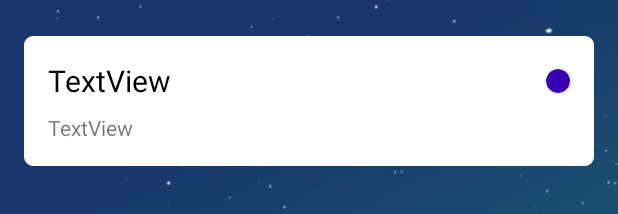
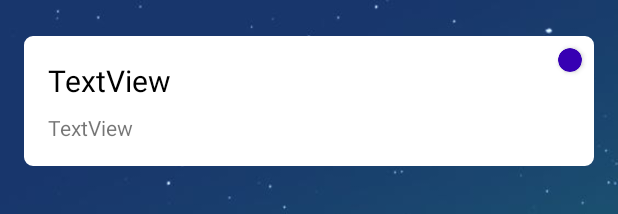
Before and after one commit to MisterEdinson/Reminder, an Android app: the layout fragment_list.xml on its own in the app's theme, with its tools: preview values and no code run, on a phone screen of 412 x 824 dp. Shown: the top 214 px of the screen. Run offline under Robolectric (Android 15) with nearby library versions, the phone set to English and light mode, and no system bars.

Commit message:
correct icon
clear code and correct icons

```diff
--- a/app/src/main/res/drawable/ic_del.xml
+++ b/app/src/main/res/drawable/ic_del.xml
@@ -1,4 +1,4 @@
-<vector android:height="24dp" android:tint="#000000"
+<vector android:height="24dp" android:tint="#FFFFFF"
     android:viewportHeight="24" android:viewportWidth="24"
     android:width="24dp" xmlns:android="http://schemas.android.com/apk/res/android">
     <path android:fillColor="@android:color/white" android:pathData="M6,19c0,1.1 0.9,2 2,2h8c1.1,0 2,-0.9 2,-2V7H6v12zM19,4h-3.5l-1,-1h-5l-1,1H5v2h14V4z"/>
--- /dev/null
+++ b/app/src/main/res/drawable/ic_sort.xml
@@ -0,0 +1,5 @@
+<vector android:height="24dp" android:tint="#FFFFFF"
+    android:viewportHeight="24" android:viewportWidth="24"
+    android:width="24dp" xmlns:android="http://schemas.android.com/apk/res/android">
+    <path android:fillColor="@android:color/white" android:pathData="M17,4l4,4l-4,4V9h-4V7h4V4zM10,7C9.45,7 9,7.45 9,8s0.45,1 1,1s1,-0.45 1,-1S10.55,7 10,7zM6,7C5.45,7 5,7.45 5,8s0.45,1 1,1s1,-0.45 1,-1S6.55,7 6,7zM7,17h4v-2H7v-3l-4,4l4,4V17zM14,17c0.55,0 1,-0.45 1,-1c0,-0.55 -0.45,-1 -1,-1s-1,0.45 -1,1C13,16.55 13.45,17 14,17zM18,17c0.55,0 1,-0.45 1,-1c0,-0.55 -0.45,-1 -1,-1s-1,0.45 -1,1C17,16.55 17.45,17 18,17z"/>
+</vector>
--- a/app/src/main/res/drawable/item_bg_remind.xml
+++ b/app/src/main/res/drawable/item_bg_remind.xml
@@ -2,5 +2,5 @@
 <shape xmlns:android="http://schemas.android.com/apk/res/android">
     <solid android:color="@color/white"/>
     <stroke android:width="1dp" android:color="@color/purple_700"/>
-    <corners android:radius="25dp"/>
+    <corners android:radius="50dp"/>
 </shape>
--- a/app/src/main/res/layout/fragment_list.xml
+++ b/app/src/main/res/layout/fragment_list.xml
@@ -22,6 +22,7 @@
             android:layout_width="0dp"
             android:layout_height="0dp"
             android:paddingTop="8dp"
+            android:paddingEnd="16dp"
             android:clipToPadding="false"
             app:layoutManager="androidx.recyclerview.widget.LinearLayoutManager"
             app:layout_constraintBottom_toBottomOf="parent"
--- a/app/src/main/res/layout/item_remind.xml
+++ b/app/src/main/res/layout/item_remind.xml
@@ -7,7 +7,7 @@
     android:layout_width="match_parent"
     android:layout_height="wrap_content"
     android:layout_marginStart="16dp"
-    android:layout_marginEnd="16dp"
+
     android:layout_marginTop="16dp"
     android:background="@drawable/custom_input"
     android:paddingBottom="16dp">
@@ -16,12 +16,12 @@
         android:id="@+id/colorPriority"
         android:layout_width="16dp"
         android:layout_height="16dp"
-        android:layout_marginEnd="16dp"
+        android:layout_marginTop="8dp"
+        android:layout_marginEnd="8dp"
         app:cardBackgroundColor="@color/purple_700"
         app:cardCornerRadius="8dp"
-        app:layout_constraintBottom_toBottomOf="@+id/tvTitle"
         app:layout_constraintEnd_toEndOf="parent"
-        app:layout_constraintTop_toTopOf="@+id/tvTitle" />
+        app:layout_constraintTop_toTopOf="parent" />
 
     <TextView
         android:id="@+id/tvTitle"
--- a/app/src/main/res/menu/list_menu.xml
+++ b/app/src/main/res/menu/list_menu.xml
@@ -11,6 +11,8 @@
     <group android:checkableBehavior="single">
         <item
             android:id="@+id/menuSortBy"
+            android:icon="@drawable/ic_sort"
+            app:showAsAction="ifRoom"
             android:title="@string/list_menu_sortedby">
             <menu>
                 <item
@@ -24,6 +26,7 @@
     </group>
     <item
         android:id="@+id/delete_all"
+        android:icon="@drawable/ic_del"
         android:title="@string/list_menu_del"
         app:showAsAction="never"/>
 </menu>
--- a/app/src/main/res/menu/update_menu.xml
+++ b/app/src/main/res/menu/update_menu.xml
@@ -12,5 +12,5 @@
         android:title="@string/update_menu_del"
         android:icon="@drawable/ic_del"
         android:iconTint="@color/white"
-        app:showAsAction="never"/>
+        app:showAsAction="ifRoom"/>
 </menu>
```
